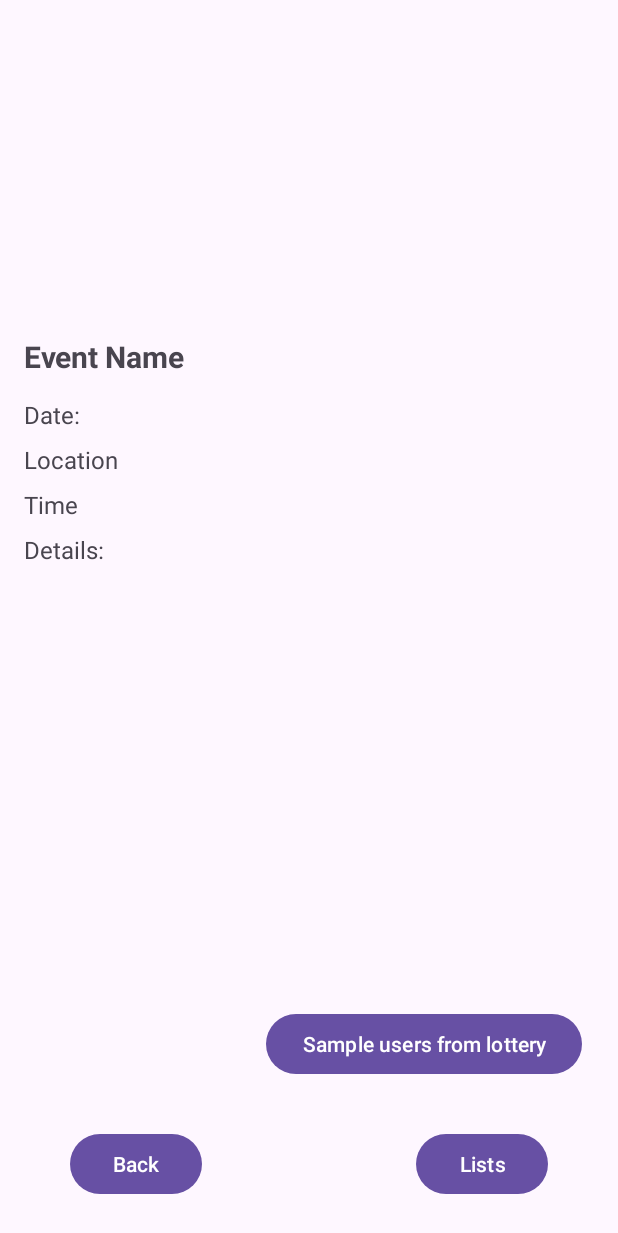
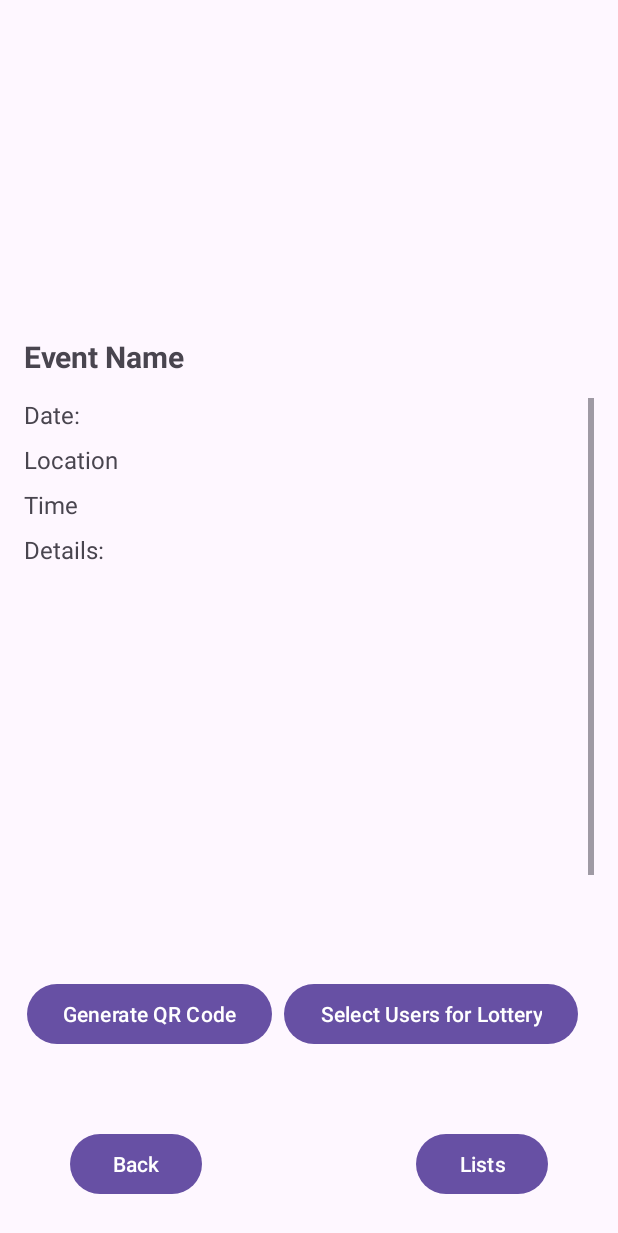
Before and after one commit to HooriyaHK/EventManagementApp, an Android app: the OrganizerEventDetailsActivity screen opened directly, with no data from a screen before it, on a phone screen of 412 x 824 dp. Shown: the top 1233 px of the screen. Run offline under Robolectric (Android 15) with nearby library versions, the phone set to English and light mode, and no system bars; our stand-ins replace Firebase (no records; nobody signed in at launch, a user with empty details on screens opened directly); libraries missing offline, so code that uses them is left out: androidx.test.core, com.journeyapps.barcodescanner.

Commit message:
QR Code Generation for Organizer + Scanner for User (#151)
* Updated for entrant leaving waitlist and admin browse events

* Organizer manage profile view button function + view

* change username -> name

* Update AdminAllUsersView.java

* added event details view and functionality for admins to view events

* gets event details from firestore

* Tests for BrowseEventsActivity, EventDetailsAdminActivity, and WaitlistActivity

* fixed viewing event details for admin, updated tests

* added wait time for firestore to load

* Fixed WaitlistActivity, instead of deleting waitlist, it removes user from the users map in the waitlist

* removed getCurrentUserId and used getDeviceId instead

* QR code generator for organizer + scanner for entrant

* updated QR code generation for organizer, main merge

* removed unneeded generate qr code in create event view

```diff
--- a/code/app/build.gradle.kts
+++ b/code/app/build.gradle.kts
@@ -63,4 +63,9 @@ dependencies {
     implementation("com.google.firebase:firebase-analytics")
     implementation("com.google.firebase:firebase-auth")
     implementation("com.google.firebase:firebase-firestore")
+
+    // QR code
+    implementation ("com.google.zxing:core:3.5.2")
+    implementation ("com.journeyapps:zxing-android-embedded:4.3.0")
+
 }
--- a/code/app/src/main/AndroidManifest.xml
+++ b/code/app/src/main/AndroidManifest.xml
@@ -41,6 +41,7 @@
         <activity android:name=".views.OrganizerEventDetailsActivity" />
         <activity android:name=".views.OrganizerChosenView"/>
         <activity android:name=".views.EntrantNotificationsActivity"/>
+        <activity android:name=".views.QrCodeScannerActivity"/>
 
 
     </application>
--- a/code/app/src/main/java/com/example/goldencarrot/views/OrganizerEventDetailsActivity.java
+++ b/code/app/src/main/java/com/example/goldencarrot/views/OrganizerEventDetailsActivity.java
@@ -2,8 +2,10 @@ package com.example.goldencarrot.views;
 
 import android.content.Context;
 import android.content.Intent;
+import android.graphics.Bitmap;
 import android.os.Bundle;
 import android.provider.Settings;
+import android.text.InputType;
 import android.util.Log;
 import android.view.Gravity;
 import android.view.LayoutInflater;
@@ -33,6 +35,9 @@ import com.example.goldencarrot.data.model.waitlist.WaitList;
 import com.google.firebase.firestore.DocumentReference;
 import com.google.firebase.firestore.FirebaseFirestore;
 import com.google.firebase.firestore.ListenerRegistration;
+import com.google.zxing.BarcodeFormat;
+import com.google.zxing.WriterException;
+import com.journeyapps.barcodescanner.BarcodeEncoder;
 
 /**
  * Activity that displays details of an event organized by the user.
@@ -60,6 +65,9 @@ public class OrganizerEventDetailsActivity extends AppCompatActivity {
     private TextView eventDetailsTextView;
     private PopupWindow entrantsPopup;
     private Button selectLotteryButton;
+    private ImageView qrCodeImageView;
+    private Button generateQRCodeButton;
+
 
     @Override
     protected void onCreate(@Nullable Bundle savedInstanceState) {
@@ -90,6 +98,10 @@ public class OrganizerEventDetailsActivity extends AppCompatActivity {
 
         deviceID = getDeviceId(this);
 
+        // QR code button and image view
+        qrCodeImageView = findViewById(R.id.qrCodeImageView);
+        generateQRCodeButton = findViewById(R.id.generateQRCodeButton);
+
         // Set up back button
         Button backButton = findViewById(R.id.back_DetailButton);
         backButton.setOnClickListener(view -> {
@@ -106,6 +118,18 @@ public class OrganizerEventDetailsActivity extends AppCompatActivity {
 
         // Select Lottery Button: triggers the lottery dialog
         selectLotteryButton = findViewById(R.id.button_SelectLotteryUsers);
+        // TODO: Implement lottery selection dialog where the organizer can choose
+        // the number of users to approve for the event
+        // selectLotteryButton.setOnClickListener(v -> showLotteryDialog());
+
+        // Set onClickListener for the Generate QR Code button
+        generateQRCodeButton.setOnClickListener(view -> {
+            if (eventId == null) {
+                Toast.makeText(this, "Please create an event first", Toast.LENGTH_SHORT).show();
+                return;
+            }
+            generateQRCode();
+        });
 
         waitListRepository.getWaitListByEventId(eventId, new WaitListRepository.WaitListCallback() {
             @Override
@@ -209,6 +233,27 @@ public class OrganizerEventDetailsActivity extends AppCompatActivity {
             }
         });
     }
+    /**
+     * Generates a QR code for the created event, encoding the event's details such as name,
+     * location, date, and description. Displays the QR code in an ImageView.
+     */
+    private void generateQRCode() {
+        if (eventId == null) {
+            Toast.makeText(this, "Please create an event first or ensure it has an ID", Toast.LENGTH_SHORT).show();
+            return;
+        }
+
+        // Encode the event ID as QR code content
+        String qrContent = "goldencarrot://eventDetails?eventId=" + eventId;
+
+        try {
+            BarcodeEncoder barcodeEncoder = new BarcodeEncoder();
+            Bitmap bitmap = barcodeEncoder.encodeBitmap(qrContent, BarcodeFormat.QR_CODE, 400, 400);
+            qrCodeImageView.setImageBitmap(bitmap);
+        } catch (WriterException e) {
+            Toast.makeText(this, "Error generating QR Code", Toast.LENGTH_SHORT).show();
+        }
+    }
 
     private void showEntrantsPopup() {
         View popupView = LayoutInflater.from(this).inflate(R.layout.popup_event_lists, null);
--- a/code/app/src/main/res/layout/activity_event_details.xml
+++ b/code/app/src/main/res/layout/activity_event_details.xml
@@ -10,8 +10,7 @@
         android:layout_height="200dp"
         android:scaleType="centerCrop"
         android:layout_alignParentTop="true"
-        android:layout_marginBottom="8dp"
-        />
+        android:layout_marginBottom="8dp" />
 
     <TextView
         android:id="@+id/event_DetailNameTitleView"
@@ -21,12 +20,9 @@
         android:textSize="20sp"
         android:textStyle="bold"
         android:layout_below="@+id/event_DetailPosterView"
-        android:layout_marginBottom="16dp"
-        />
+        android:layout_marginBottom="16dp" />
 
     <!-- Scroll View Start -->
-
-    <!-- Buttons at the bottom -->
     <ScrollView
         android:id="@+id/scrollViewContent"
         android:layout_width="match_parent"
@@ -76,10 +72,48 @@
                 android:layout_marginBottom="8dp"
                 android:text="Details:"
                 android:textSize="16sp" />
+
+            <ImageView
+                android:id="@+id/qrCodeImageView"
+                android:layout_width="400dp"
+                android:layout_height="400dp"
+                android:layout_marginBottom="16dp"
+                android:visibility="visible" />
+
         </LinearLayout>
 
     </ScrollView>
 
+    <!-- Buttons aligned at the top -->
+    <LinearLayout
+        android:layout_width="match_parent"
+        android:layout_height="wrap_content"
+        android:orientation="horizontal"
+        android:gravity="center"
+        android:layout_above="@+id/button_DetailContainer"
+        android:layout_marginBottom="16dp">
+
+        <!-- Generate QR Code Button -->
+        <Button
+            android:id="@+id/generateQRCodeButton"
+            android:layout_width="wrap_content"
+            android:layout_height="wrap_content"
+            android:text="Generate QR Code"
+            android:layout_marginEnd="8dp"
+            android:layout_marginBottom="8dp"/>
+
+        <!-- Select Lottery Users Button -->
+        <Button
+            android:id="@+id/button_SelectLotteryUsers"
+            android:layout_width="wrap_content"
+            android:layout_height="wrap_content"
+            android:text="Select Users for Lottery"
+            android:layout_marginEnd="8dp"
+            android:layout_marginBottom="8dp" />
+
+    </LinearLayout>
+
+    <!-- Buttons aligned at the bottom -->
     <LinearLayout
         android:id="@+id/button_DetailContainer"
         android:layout_width="match_parent"
@@ -106,7 +140,6 @@
             android:text="Delete Event" />
 
         <!-- Entrants Button -->
-
         <Button
             android:id="@+id/button_DetailViewEventLists"
             android:layout_width="wrap_content"
@@ -114,21 +147,6 @@
             android:text="Lists"
             android:layout_margin="8dp"/>
 
-        <!-- New Button to open the dialog -->
-
     </LinearLayout>
 
-    <Button
-        android:id="@+id/button_SelectLotteryUsers"
-        android:layout_width="wrap_content"
-        android:layout_height="wrap_content"
-        android:layout_above="@+id/button_DetailContainer"
-        android:layout_alignParentEnd="true"
-        android:layout_margin="8dp"
-        android:layout_marginStart="8dp"
-        android:layout_marginTop="8dp"
-        android:layout_marginEnd="77dp"
-        android:layout_marginBottom="24dp"
-        android:text="Sample users from lottery" />
-
 </RelativeLayout>
```
Also changed, not shown: code/app/src/main/java/com/example/goldencarrot/views/EntrantEventDetailsActivity.java (+32 -6 lines), code/app/src/main/java/com/example/goldencarrot/views/EntrantHomeView.java (+33 -0 lines), code/app/src/main/java/com/example/goldencarrot/views/QrCodeScannerActivity.java (added, +53 -0 lines), code/app/src/main/res/layout/entrant_home_view.xml (+11 -0 lines), code/app/src/main/res/layout/popup_qr_code.xml (added, +14 -0 lines), code/app/src/main/java/com/example/goldencarrot/controller/WaitListController.java (line endings or trailing spaces), code/app/src/main/java/com/example/goldencarrot/data/db/EventRepository.java (line endings or trailing spaces), code/app/src/main/java/com/example/goldencarrot/data/db/WaitListRepository.java (line endings or trailing spaces), code/app/src/main/java/com/example/goldencarrot/views/OrganizerCreateEvent.java (line endings or trailing spaces).
